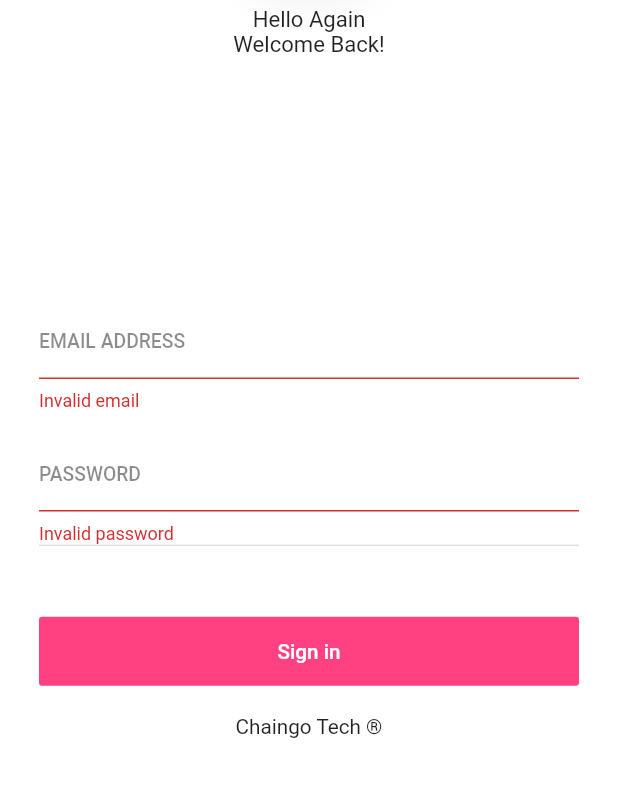
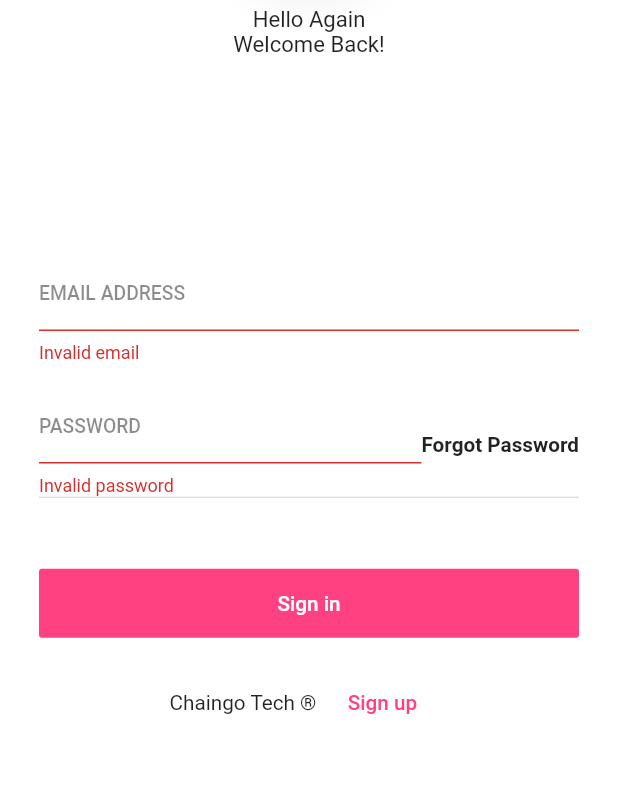
Before and after one commit to KleverUyanaBarahona/flutterApp-Practricas-Login-01, a Flutter app: the screen it shows after launch, after a tap on "Sign in", on a phone screen of 412 x 824 dp, the part 314-1111 px from its top. Run offline on Flutter 3.47's test engine with Material 2 defaults, Android fonts, the phone set to English and light mode, and no system bars; our stand-ins replace after_layout, dio, flutter_dotenv, flutter_secure_storage, flutter_svg; network calls fail.

```diff
--- a/lib/api/my_api.dart
+++ b/lib/api/my_api.dart
@@ -5,8 +5,19 @@ import 'package:flutter_api_rest/pages/home_page.dart';
 import 'package:flutter_api_rest/utils/auth.dart';
 import 'package:flutter_api_rest/utils/dialogs.dart';
 import 'package:meta/meta.dart';
+import 'package:flutter_dotenv/flutter_dotenv.dart';
+
+final String puerto =  DotEnv().env['ORGANIZATION_ID'];
+// ignore: non_constant_identifier_names
+final String api_url = DotEnv().env['API_URL'];
+// ignore: non_constant_identifier_names
+final String api_key = DotEnv().env['API_KEY'];
+// ignore: non_constant_identifier_names
+//final String auth_url = DotEnv().env['AUTH_URL'];
+final String auth_url = DotEnv().env['AUTH_URL'];
 
 class MyAPI {
+
   MyAPI._internal();
   static MyAPI _instance = MyAPI._internal();
   static MyAPI get instance =>_instance;
@@ -52,11 +63,13 @@ class MyAPI {
       @required String email,
       @required String password}) async {
     final ProgressDialog progressDialog = ProgressDialog(context);
+    //final String url = api_url.toString()+auth_url.toString();
+    //print("url"+url);
     try {
       progressDialog.show();
       final Response response = await this._dio.post(
-          'https://staging.chaingoapi.com/authentication-ms/v1/api/oauth/token',
-          options: Options(headers: {"api-key": "ofVEyeMLANL6GxTt75LXAX6IVqrs7P4q"}),
+          api_url+auth_url,
+          options: Options(headers: {"api-key": api_key}),
           data: {
             "username": email,
             "password": password,
@@ -96,12 +109,12 @@ class MyAPI {
       };
       print("fffff"+session.refreshToken);
       final Response response = await this._dio.post(
-        'https://staging.chaingoapi.com/authentication-ms/v1/api/oauth/token',
+        api_url+auth_url,
         queryParameters: params
         ,options: Options(
         headers: {
           "authorization": session.tokenType+" "+session.accessToken,
-          "api-key": "ofVEyeMLANL6GxTt75LXAX6IVqrs7P4q"
+          "api-key": api_key
         }
       ),
       );
--- a/lib/main.dart
+++ b/lib/main.dart
@@ -4,8 +4,10 @@ import 'package:flutter_api_rest/pages/login_page.dart';
 import 'package:flutter/services.dart';
 import 'package:flutter_api_rest/pages/register_page.dart';
 import 'package:flutter_api_rest/pages/splash_page.dart';
+import 'package:flutter_dotenv/flutter_dotenv.dart';
 
-void main() {
+void main() async {
+  await DotEnv().load('.env');
   runApp(MyApp());
 }
 
--- a/lib/widgets/login_form.dart
+++ b/lib/widgets/login_form.dart
@@ -78,7 +78,7 @@ class _LoginFormState extends State<LoginForm> {
                         },
                       ),
                     ),
-                    /*FlatButton(
+                    FlatButton(
                       padding: EdgeInsets.symmetric(vertical: 10),
                       child: Text(
                         "Forgot Password",
@@ -89,7 +89,7 @@ class _LoginFormState extends State<LoginForm> {
                         ),
                       ),
                       onPressed: () {},
-                    )*/
+                    )
                   ],
                 ),
               ),
@@ -119,7 +119,7 @@ class _LoginFormState extends State<LoginForm> {
                       fontSize: responsive.dp(1.5),
                     ),
                   ),
-                  /*FlatButton(
+                  FlatButton(
                     child: Text(
                       "Sign up",
                       style: TextStyle(
@@ -130,7 +130,7 @@ class _LoginFormState extends State<LoginForm> {
                     onPressed: () {
                       Navigator.pushNamed(context, 'register');
                     },
-                  )*/
+                  )
                 ],
               ),
               SizedBox(height: responsive.dp(10)),
--- a/pubspec.yaml
+++ b/pubspec.yaml
@@ -34,6 +34,7 @@ dependencies:
   after_layout: ^1.0.7+2
 
 dev_dependencies:
+  flutter_dotenv: ^2.1.0
   flutter_test:
     sdk: flutter
 
@@ -51,6 +52,7 @@ flutter:
   # To add assets to your application, add an assets section, like this:
   assets:
     - assets/icon.svg
+    - .env
 
   # An image asset can refer to one or more resolution-specific "variants", see
   # https://flutter.dev/assets-and-images/#resolution-aware.
```
Also changed, not shown: pubspec.lock, 1 other file.
